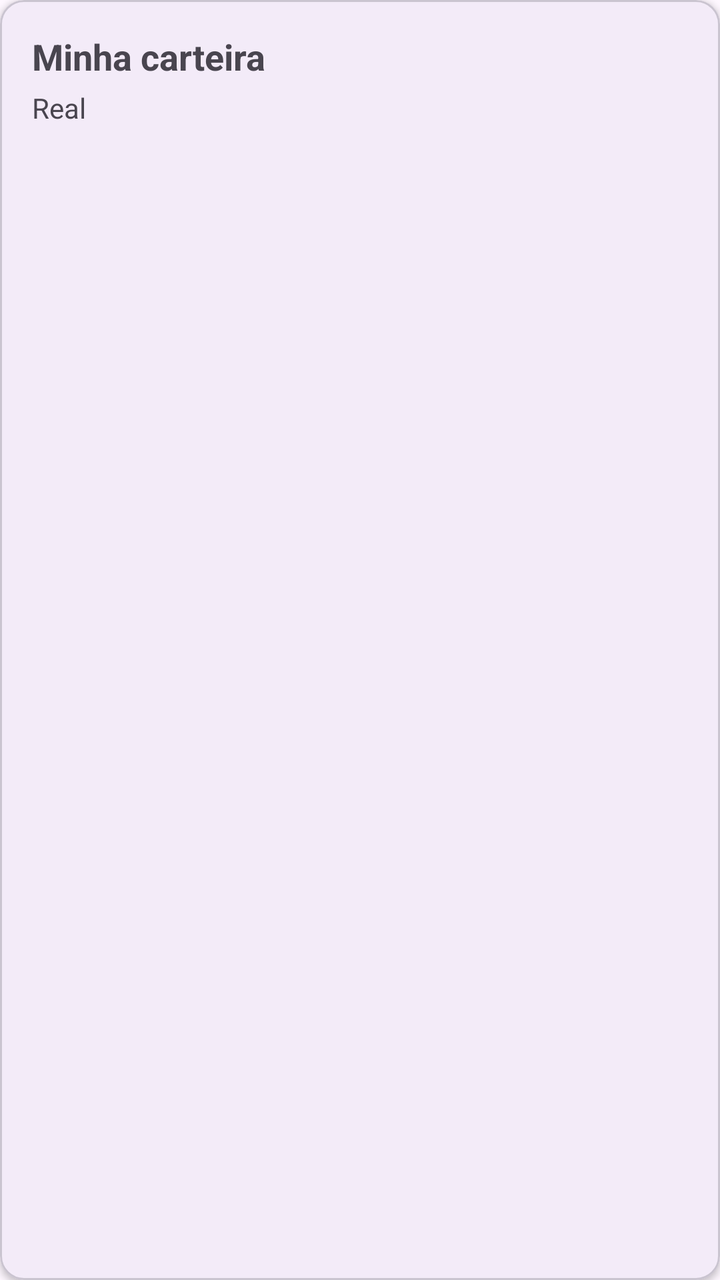
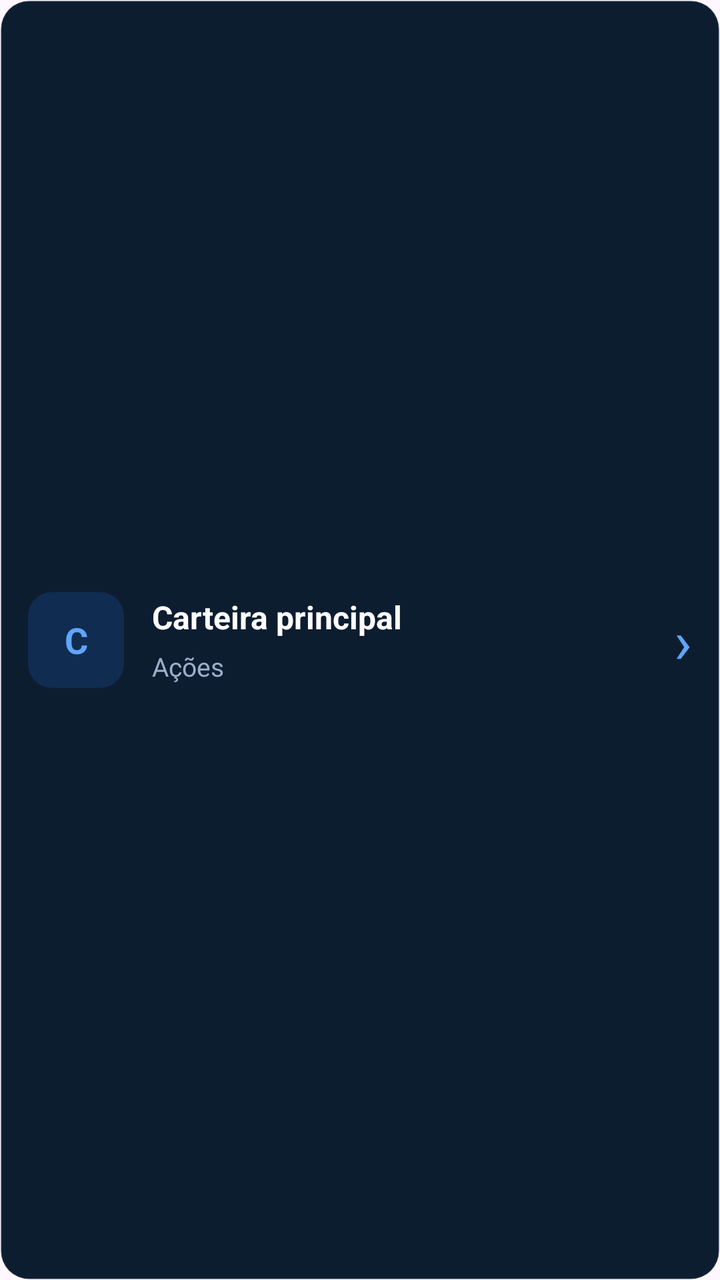

The first picture is an Android layout as it rendered before a commit; the second is the same layout after the commit. The layout source and the unified diff follow.
<!-- AndroidManifest.xml: application theme Theme.AccurancyMobileApp -->
<!-- res/layout/item_wallet.xml -->
<?xml version="1.0" encoding="utf-8"?>
<com.google.android.material.card.MaterialCardView
    xmlns:android="http://schemas.android.com/apk/res/android"
    xmlns:app="http://schemas.android.com/apk/res-auto"
    android:layout_width="match_parent"
    android:layout_height="wrap_content"
    android:layout_marginHorizontal="16dp"
    android:layout_marginVertical="6dp"
    app:cardCornerRadius="12dp"
    app:cardElevation="2dp">

    <LinearLayout
        android:layout_width="match_parent"
        android:layout_height="wrap_content"
        android:orientation="vertical"
        android:padding="16dp">

        <TextView
            android:id="@+id/txtNomeWallet"
            android:layout_width="match_parent"
            android:layout_height="wrap_content"
            android:text="Minha carteira"
            android:textSize="18sp"
            android:textStyle="bold" />

        <TextView
            android:id="@+id/txtTipoWallet"
            android:layout_width="match_parent"
            android:layout_height="wrap_content"
            android:layout_marginTop="4dp"
            android:text="Real"
            android:textSize="14sp" />

    </LinearLayout>

</com.google.android.material.card.MaterialCardView>
<!-- resources referenced by this layout -->
<resources>
  <style name="Theme.AccurancyMobileApp" parent="Base.Theme.AccurancyMobileApp" />
  <style name="Base.Theme.AccurancyMobileApp" parent="Theme.Material3.DayNight.NoActionBar">
          
          
  
      </style>
</resources>

<!-- the commit's change to res/layout/item_wallet.xml (unified diff, before → after) -->
@@ -1,36 +1,72 @@
 <?xml version="1.0" encoding="utf-8"?>
-<com.google.android.material.card.MaterialCardView
+<LinearLayout
     xmlns:android="http://schemas.android.com/apk/res/android"
-    xmlns:app="http://schemas.android.com/apk/res-auto"
+    xmlns:tools="http://schemas.android.com/tools"
     android:layout_width="match_parent"
     android:layout_height="wrap_content"
-    android:layout_marginHorizontal="16dp"
-    android:layout_marginVertical="6dp"
-    app:cardCornerRadius="12dp"
-    app:cardElevation="2dp">
+    android:layout_marginBottom="10dp"
+    android:background="@drawable/bg_card_ativo"
+    android:gravity="center_vertical"
+    android:orientation="horizontal"
+    android:padding="14dp">
 
     <LinearLayout
         android:layout_width="match_parent"
         android:layout_height="wrap_content"
-        android:orientation="vertical"
-        android:padding="16dp">
+        android:orientation="horizontal"
+        android:gravity="center_vertical"
+        >
 
+        
         <TextView
-            android:id="@+id/txtNomeWallet"
-            android:layout_width="match_parent"
-            android:layout_height="wrap_content"
-            android:text="Minha carteira"
+            android:id="@+id/tvIconeCarteira"
+            android:layout_width="48dp"
+            android:layout_height="48dp"
+            android:gravity="center"
+            android:background="@drawable/bg_item_icon"
+            android:text="C"
+            android:textColor="#60A5FA"
             android:textSize="18sp"
             android:textStyle="bold" />
 
+        
+        <LinearLayout
+            android:layout_width="0dp"
+            android:layout_height="wrap_content"
+            android:layout_weight="1"
+            android:orientation="vertical"
+            android:layout_marginStart="14dp">
+
+            <TextView
+                android:id="@+id/txtNomeWallet"
+                android:layout_width="match_parent"
+                android:layout_height="wrap_content"
+                android:text="Carteira principal"
+                android:textColor="#FFFFFF"
+                android:textSize="16sp"
+                android:textStyle="bold"
+                android:maxLines="1"
+                android:ellipsize="end" />
+
+            <TextView
+                android:id="@+id/txtTipoWallet"
+                android:layout_width="match_parent"
+                android:layout_height="wrap_content"
+                android:layout_marginTop="5dp"
+                android:text="Ações"
+                android:textColor="#9BAFC8"
+                android:textSize="13sp" />
+
+        </LinearLayout>
+
+        
         <TextView
-            android:id="@+id/txtTipoWallet"
-            android:layout_width="match_parent"
+            android:layout_width="wrap_content"
             android:layout_height="wrap_content"
-            android:layout_marginTop="4dp"
-            android:text="Real"
-            android:textSize="14sp" />
+            android:text="›"
+            android:textColor="#60A5FA"
+            android:textSize="30sp" />
 
     </LinearLayout>
 
-</com.google.android.material.card.MaterialCardView>
+</LinearLayout>
<!-- resource entries referenced after the edit -->
@@ -1,6 +1,24 @@
 <!-- resources referenced by this layout -->
 <resources>
+  <!-- drawable bg_card_ativo (drawable) -->
+  <?xml version="1.0" encoding="utf-8"?>
+  <shape xmlns:android="http://schemas.android.com/apk/res/android"
+      android:shape="rectangle">
+      <solid android:color="@color/card_background" />
+      <stroke
+          android:width="1dp"
+          android:color="@color/divider" />
+      <corners android:radius="14dp" />
+  </shape>
+  <!-- drawable bg_item_icon (drawable) -->
+  <?xml version="1.0" encoding="utf-8"?>
+  <shape xmlns:android="http://schemas.android.com/apk/res/android">
+      <solid android:color="#102C50"/>
+      <corners android:radius="12dp"/>
+  </shape>
   <style name="Theme.AccurancyMobileApp" parent="Base.Theme.AccurancyMobileApp" />
+  <color name="card_background">#0D1D30</color>
+  <color name="divider">#12FFFFFF</color>
   <style name="Base.Theme.AccurancyMobileApp" parent="Theme.Material3.DayNight.NoActionBar">
           
           
